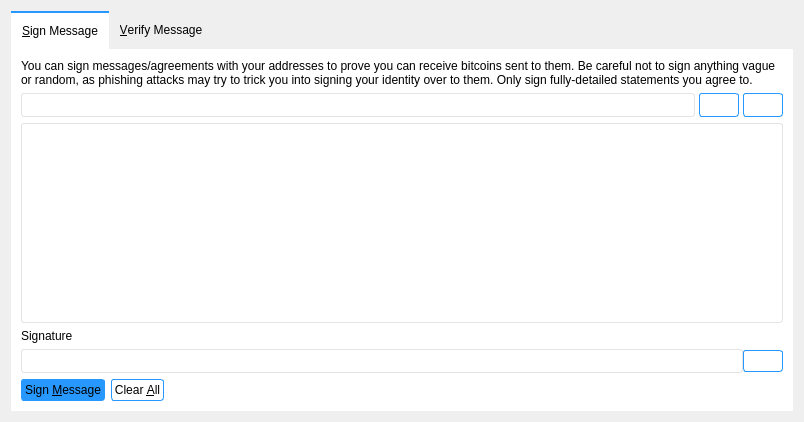
This is src/qt/forms/signverifymessagedialog.ui in ecoinchain/ecoin as Qt 5 draws it before an edit. The edited form follows.
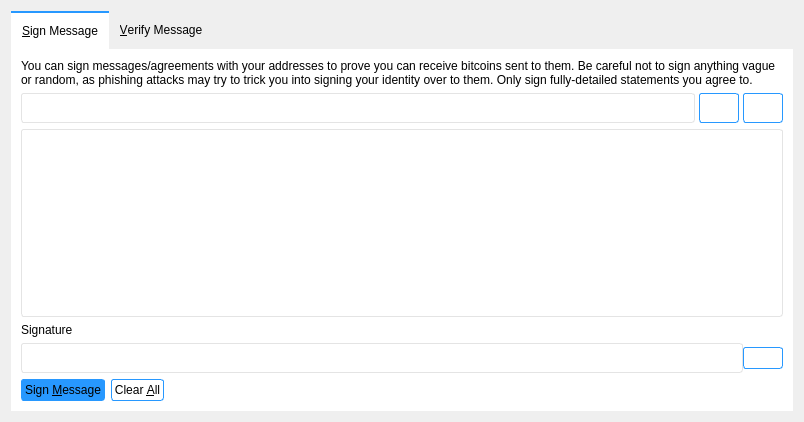
This is the edited form. Icons and pictures are not drawn. Custom widgets are drawn as their Qt base class.

```diff
--- a/src/qt/forms/signverifymessagedialog.ui
+++ b/src/qt/forms/signverifymessagedialog.ui
@@ -54,7 +54,7 @@
 background: #FFFFFF;
 border: 1px solid #E4E4E4;
 border-radius: 3px;
-padding: 3px;
+padding: 6px;
 }
 
 QPushButton[flat=false] {
```
Left out of the diff: 4 changed lines with no effect on the pictures.
